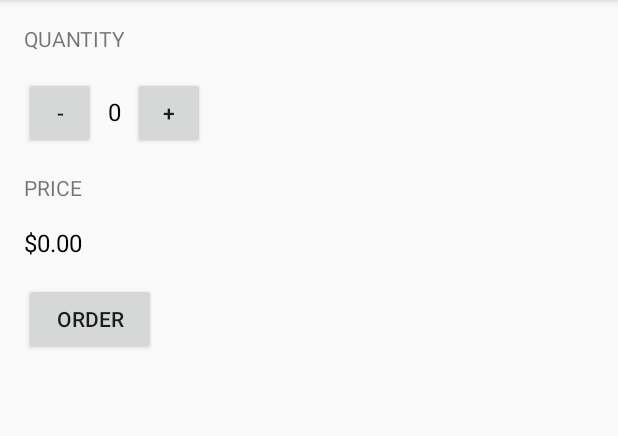
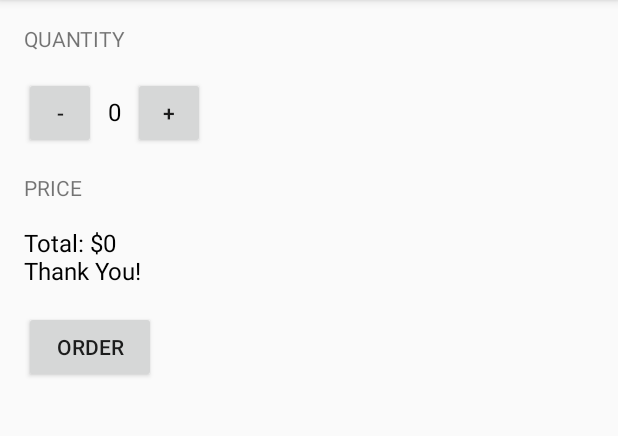
Before and after one commit to manisha-A/coffeeshots, an Android app: the screen it shows after launch (MainActivity), after a tap on "ORDER", on a phone screen of 412 x 824 dp, the part 84-520 px from its top. Run offline under Robolectric (Android 15) with nearby library versions, the phone set to English and light mode, and no system bars.

Commit message:
add display message method

```diff
--- a/app/src/main/java/com/example/android/justjava/MainActivity.java
+++ b/app/src/main/java/com/example/android/justjava/MainActivity.java
@@ -24,7 +24,9 @@ public class MainActivity extends AppCompatActivity {
      * This method is called when the order button is clicked.
      */
     public void submitOrder(View view) {
-        displayPrice(quantity * 5);
+        int price = quantity * 5;
+        String priceMessage = "Total: $" + price + "\nThank You!";
+        displayMessage(priceMessage);
     }
 
     /**
@@ -44,6 +46,14 @@ public class MainActivity extends AppCompatActivity {
     }
 
     /**
+     * This method displays the given message  on the screen.
+     */
+    private void displayMessage(String message) {
+        TextView priceTextView = (TextView) findViewById(R.id.price_text_view);
+        priceTextView.setText(message);
+    }
+
+    /**
      * This method is called when the plus button is clicked.
      */
     public void increment(View view) {
```
